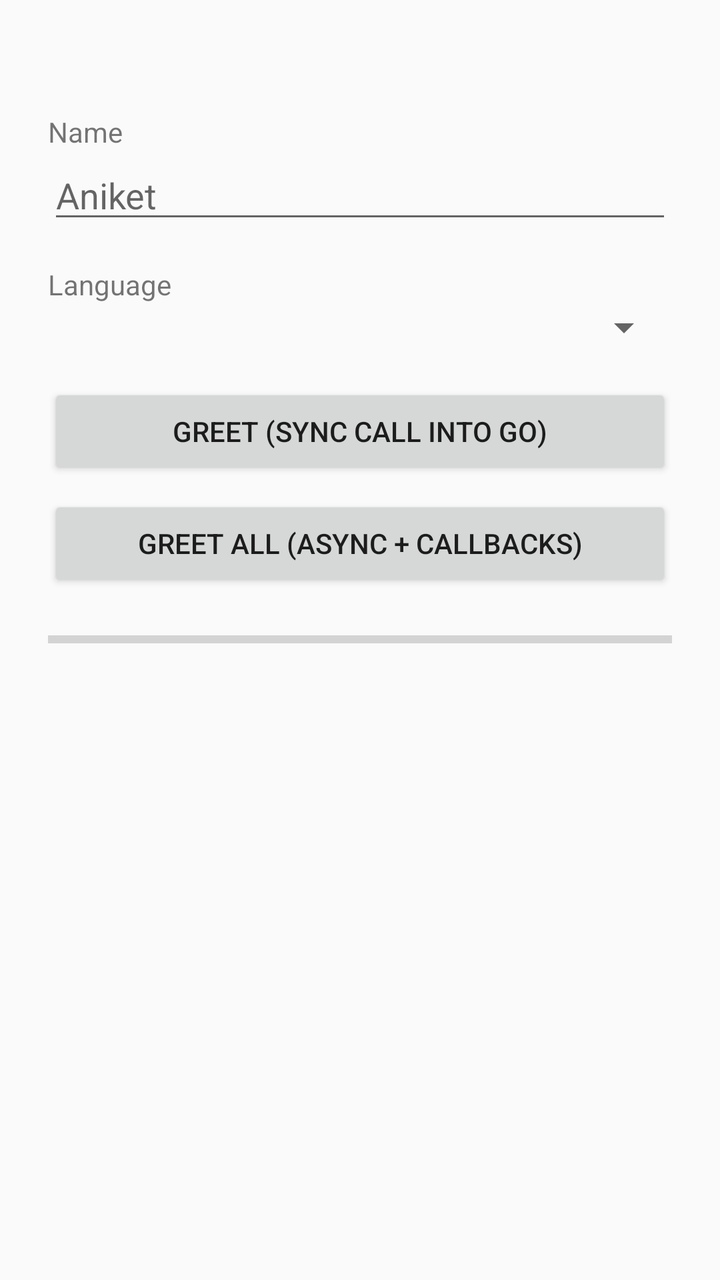
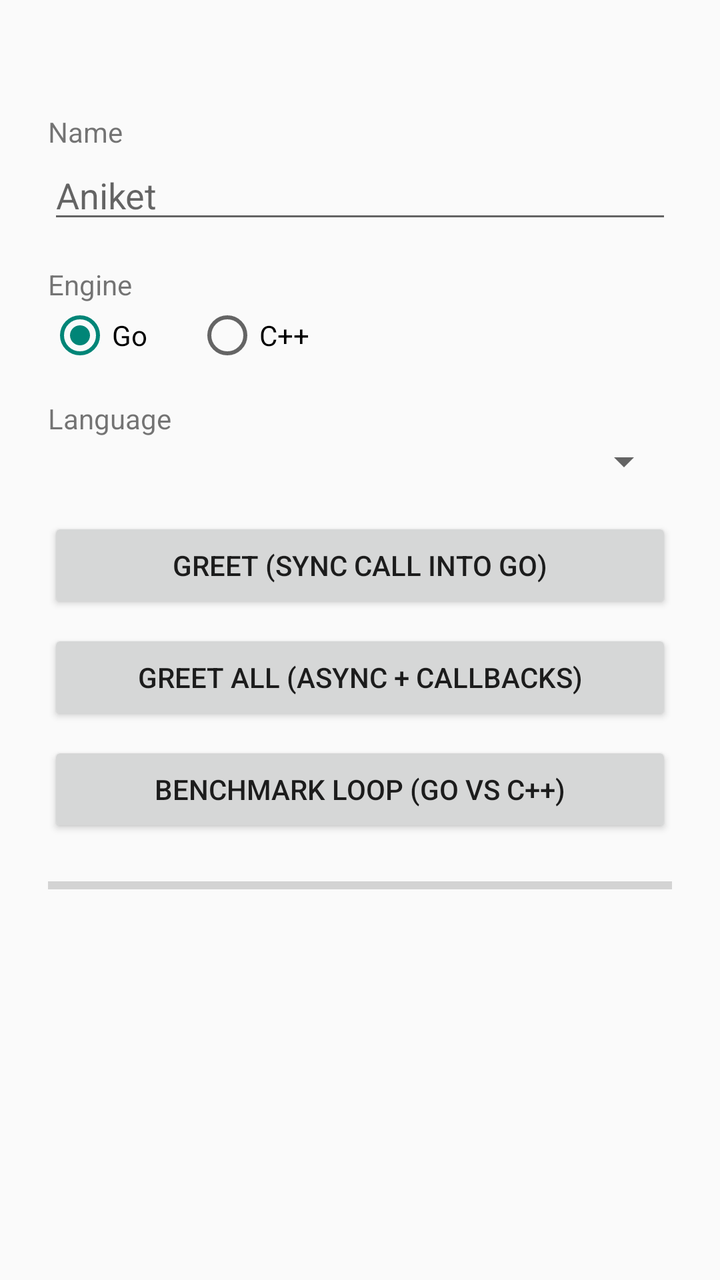

Before-and-after screenshots of an Android layout around one commit, followed by the original layout XML and the change that was made.
<!-- AndroidManifest.xml: application theme android:Theme.Material.Light -->
<!-- res/layout/activity_main.xml -->
<?xml version="1.0" encoding="utf-8"?>
<ScrollView xmlns:android="http://schemas.android.com/apk/res/android"
    android:layout_width="match_parent"
    android:layout_height="match_parent"
    android:fillViewport="true"
    android:clipToPadding="false"
    android:fitsSystemWindows="true">

    <LinearLayout
        android:layout_width="match_parent"
        android:layout_height="wrap_content"
        android:orientation="vertical"
        android:padding="24dp">

        <TextView
            android:id="@+id/versionText"
            android:layout_width="match_parent"
            android:layout_height="wrap_content"
            android:textSize="12sp"
            android:textStyle="italic"
            android:paddingBottom="16dp" />

        <TextView
            android:layout_width="wrap_content"
            android:layout_height="wrap_content"
            android:text="Name" />

        <EditText
            android:id="@+id/nameInput"
            android:layout_width="match_parent"
            android:layout_height="wrap_content"
            android:inputType="textPersonName"
            android:hint="Aniket"
            android:importantForAutofill="no" />

        <TextView
            android:layout_width="wrap_content"
            android:layout_height="wrap_content"
            android:paddingTop="16dp"
            android:text="Language" />

        <Spinner
            android:id="@+id/langSpinner"
            android:layout_width="match_parent"
            android:layout_height="wrap_content" />

        <Button
            android:id="@+id/greetButton"
            android:layout_width="match_parent"
            android:layout_height="wrap_content"
            android:layout_marginTop="16dp"
            android:text="Greet (sync call into Go)" />

        <Button
            android:id="@+id/greetAllButton"
            android:layout_width="match_parent"
            android:layout_height="wrap_content"
            android:layout_marginTop="8dp"
            android:text="Greet all (async + callbacks)" />

        <ProgressBar
            android:id="@+id/progressBar"
            style="?android:attr/progressBarStyleHorizontal"
            android:layout_width="match_parent"
            android:layout_height="wrap_content"
            android:layout_marginTop="16dp"
            android:max="100" />

        <TextView
            android:id="@+id/outputText"
            android:layout_width="match_parent"
            android:layout_height="wrap_content"
            android:layout_marginTop="16dp"
            android:fontFamily="monospace"
            android:textIsSelectable="true"
            android:textSize="14sp" />

    </LinearLayout>
</ScrollView>
<!-- resources referenced by this layout -->
<resources>

</resources>

<!-- the commit's change to res/layout/activity_main.xml (unified diff, before → after) -->
@@ -37,6 +37,33 @@
             android:layout_width="wrap_content"
             android:layout_height="wrap_content"
             android:paddingTop="16dp"
+            android:text="Engine" />
+
+        <RadioGroup
+            android:id="@+id/engineGroup"
+            android:layout_width="match_parent"
+            android:layout_height="wrap_content"
+            android:orientation="horizontal">
+
+            <RadioButton
+                android:id="@+id/engineGo"
+                android:layout_width="wrap_content"
+                android:layout_height="wrap_content"
+                android:checked="true"
+                android:text="Go" />
+
+            <RadioButton
+                android:id="@+id/engineCpp"
+                android:layout_width="wrap_content"
+                android:layout_height="wrap_content"
+                android:layout_marginStart="24dp"
+                android:text="C++" />
+        </RadioGroup>
+
+        <TextView
+            android:layout_width="wrap_content"
+            android:layout_height="wrap_content"
+            android:paddingTop="16dp"
             android:text="Language" />
 
         <Spinner
@@ -58,6 +85,13 @@
             android:layout_marginTop="8dp"
             android:text="Greet all (async + callbacks)" />
 
+        <Button
+            android:id="@+id/benchButton"
+            android:layout_width="match_parent"
+            android:layout_height="wrap_content"
+            android:layout_marginTop="8dp"
+            android:text="Benchmark loop (Go vs C++)" />
+
         <ProgressBar
             android:id="@+id/progressBar"
             style="?android:attr/progressBarStyleHorizontal"
